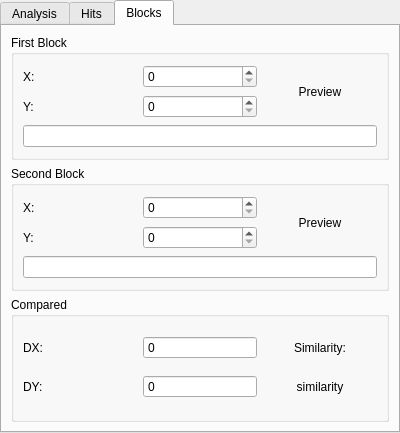
Old version of the form src/ui/controlwidget.ui in the repository elsamuko/copymove2.
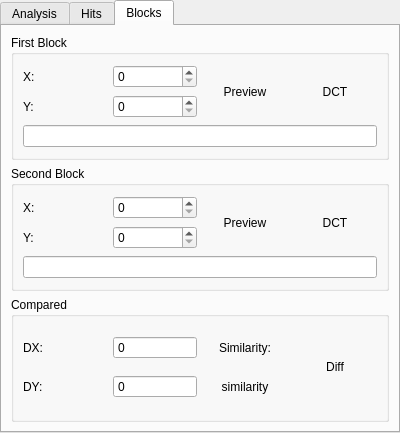
New version of the form. The open tabs and pages were chosen to show the change.

Commit message: add: show DCT in Block analyzer

Diff of the .ui file:
```diff
--- a/src/ui/controlwidget.ui
+++ b/src/ui/controlwidget.ui
@@ -218,6 +218,9 @@
           </item>
           <item row="0" column="2" rowspan="2">
            <widget class="QLabel" name="labelFirstPreview">
+            <property name="toolTip">
+             <string>Preview</string>
+            </property>
             <property name="text">
              <string>Preview</string>
             </property>
@@ -229,9 +232,22 @@
             </property>
            </widget>
           </item>
-          <item row="2" column="0" colspan="3">
+          <item row="2" column="0" colspan="4">
            <widget class="QLineEdit" name="lineEditFirst"/>
           </item>
+          <item row="0" column="3" rowspan="2">
+           <widget class="QLabel" name="labelFirstDCT">
+            <property name="toolTip">
+             <string>DCT</string>
+            </property>
+            <property name="text">
+             <string>DCT</string>
+            </property>
+            <property name="alignment">
+             <set>Qt::AlignCenter</set>
+            </property>
+           </widget>
+          </item>
          </layout>
         </widget>
        </item>
@@ -246,6 +262,9 @@
           </item>
           <item row="0" column="2" rowspan="2">
            <widget class="QLabel" name="labelSecondPreview">
+            <property name="toolTip">
+             <string>Preview</string>
+            </property>
             <property name="text">
              <string>Preview</string>
             </property>
@@ -274,7 +293,20 @@
             </property>
            </widget>
           </item>
-          <item row="2" column="0" colspan="3">
+          <item row="0" column="3" rowspan="2">
+           <widget class="QLabel" name="labelSecondDCT">
+            <property name="toolTip">
+             <string>DCT</string>
+            </property>
+            <property name="text">
+             <string>DCT</string>
+            </property>
+            <property name="alignment">
+             <set>Qt::AlignCenter</set>
+            </property>
+           </widget>
+          </item>
+          <item row="2" column="0" colspan="4">
            <widget class="QLineEdit" name="lineEditSecond"/>
           </item>
          </layout>
@@ -340,6 +372,19 @@
             </property>
            </widget>
           </item>
+          <item row="0" column="3" rowspan="2">
+           <widget class="QLabel" name="labelDiffDCT">
+            <property name="toolTip">
+             <string>Difference</string>
+            </property>
+            <property name="text">
+             <string>Diff</string>
+            </property>
+            <property name="alignment">
+             <set>Qt::AlignCenter</set>
+            </property>
+           </widget>
+          </item>
          </layout>
         </widget>
        </item>
```
The commit also changes 1 other file.
